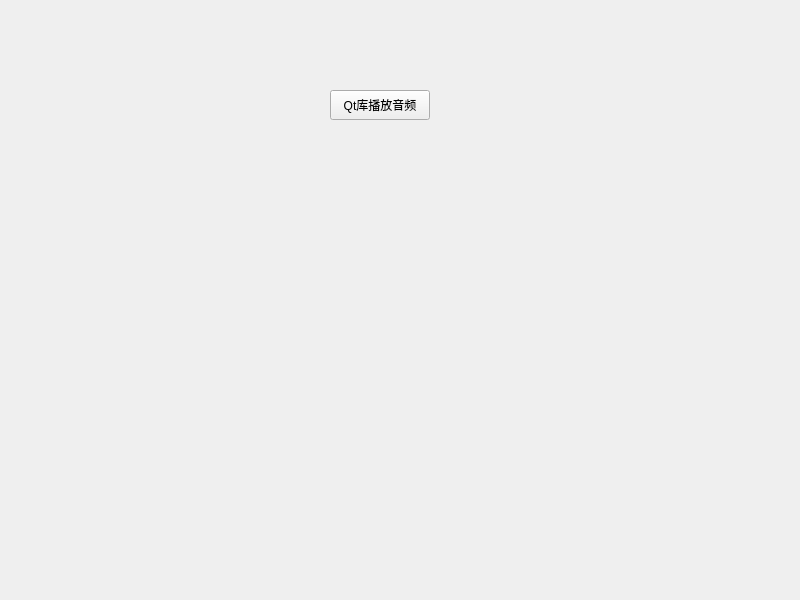
Above: qt36/mainwindow.ui from yaoguaiyu123/qt_learn before the change. Below: the same form after it.
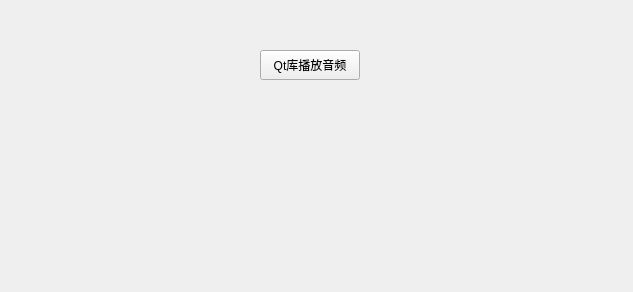
That is the form after the change.

Patch:
```diff
--- a/qt36/mainwindow.ui
+++ b/qt36/mainwindow.ui
@@ -6,8 +6,8 @@
    <rect>
     <x>0</x>
     <y>0</y>
-    <width>800</width>
-    <height>600</height>
+    <width>633</width>
+    <height>292</height>
    </rect>
   </property>
   <property name="windowTitle">
@@ -17,8 +17,8 @@
    <widget class="QPushButton" name="pushButton">
     <property name="geometry">
      <rect>
-      <x>330</x>
-      <y>90</y>
+      <x>260</x>
+      <y>50</y>
       <width>100</width>
       <height>30</height>
      </rect>
```
